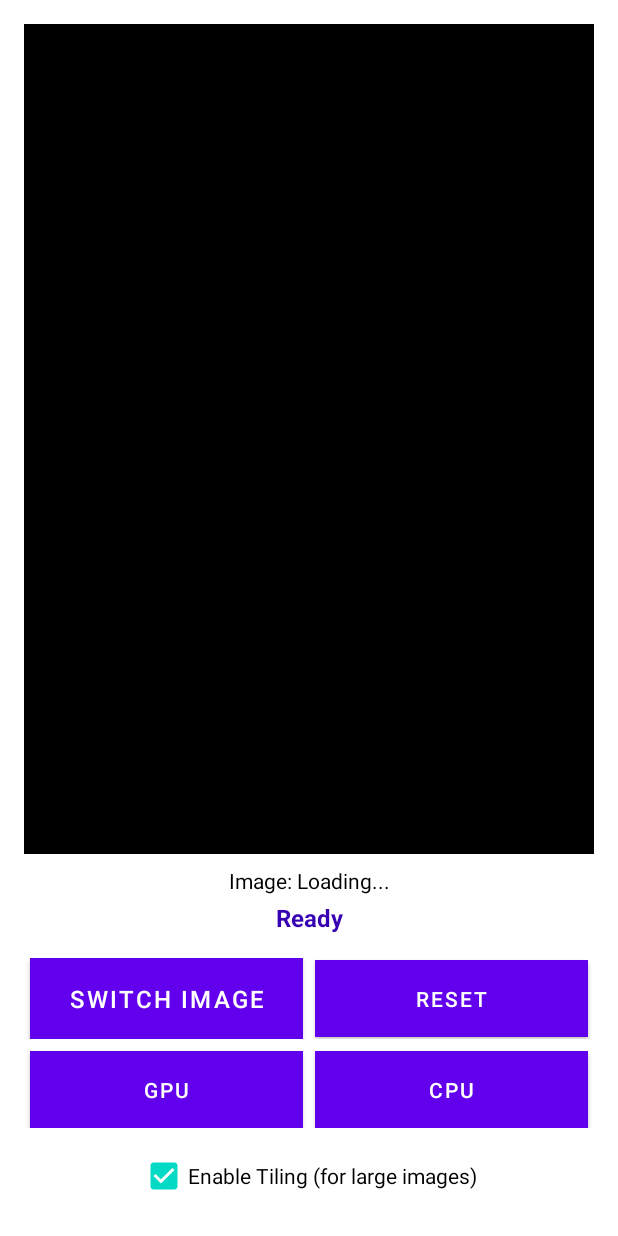
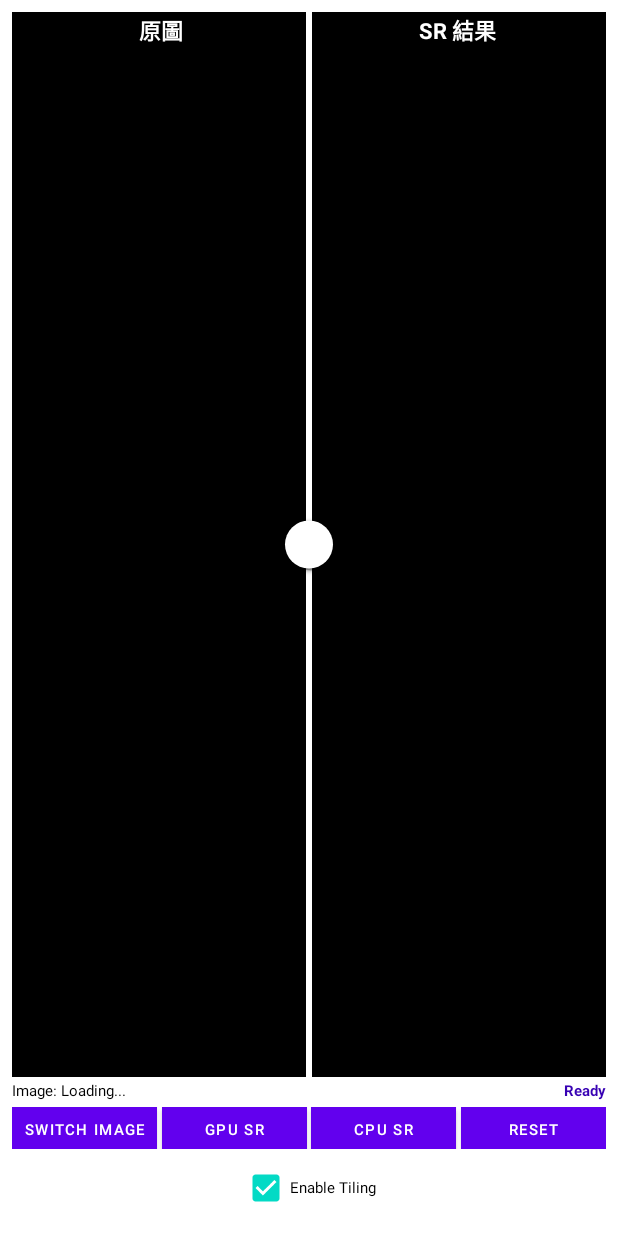
Before and after one commit to fattho0919/MVB_SR_POC, an Android app: the layout activity_main.xml on its own in the app's theme, with its tools: preview values and no code run, on a phone screen of 412 x 824 dp. Run offline under Robolectric (Android 15) with nearby library versions, the light colour scheme and no system bars.

Commit message:
feat: add image comparison view and enhance image processing display

```diff
--- /dev/null
+++ b/app/src/main/java/com/example/sr_poc/ImageComparisonView.java
@@ -0,0 +1,254 @@
+package com.example.sr_poc;
+
+import android.content.Context;
+import android.graphics.Bitmap;
+import android.graphics.Canvas;
+import android.graphics.Paint;
+import android.graphics.Path;
+import android.graphics.Rect;
+import android.graphics.RectF;
+import android.graphics.Typeface;
+import android.util.AttributeSet;
+import android.util.Log;
+import android.view.MotionEvent;
+import android.view.View;
+
+public class ImageComparisonView extends View {
+    private static final String TAG = "ImageComparisonView";
+
+    private Bitmap originalBitmap;
+    private Bitmap processedBitmap;
+    private float dividerPosition = 0.5f; // 0.0 = 完全顯示原圖, 1.0 = 完全顯示處理後的圖
+    private Paint linePaint;
+    private Paint textPaint;
+    private Paint backgroundPaint;
+    private Paint shadowPaint;
+    private boolean isDragging = false;
+
+    // 標籤相關
+    private static final int LABEL_HEIGHT = 40;
+    private static final int LABEL_PADDING = 12;
+    private static final int LABEL_TEXT_SIZE = 22;
+
+    public ImageComparisonView(Context context) {
+        super(context);
+        init();
+    }
+
+    public ImageComparisonView(Context context, AttributeSet attrs) {
+        super(context, attrs);
+        init();
+    }
+
+    public ImageComparisonView(Context context, AttributeSet attrs, int defStyleAttr) {
+        super(context, attrs, defStyleAttr);
+        init();
+    }
+
+    private void init() {
+        // 分割線畫筆
+        linePaint = new Paint();
+        linePaint.setColor(0xFFFFFFFF); // 白色
+        linePaint.setStrokeWidth(6f);
+        linePaint.setAntiAlias(true);
+        linePaint.setShadowLayer(4f, 0f, 2f, 0x80000000); // 陰影效果
+
+        // 文字畫筆
+        textPaint = new Paint();
+        textPaint.setColor(0xFFFFFFFF);
+        textPaint.setTextSize(LABEL_TEXT_SIZE);
+        textPaint.setAntiAlias(true);
+        textPaint.setTypeface(Typeface.DEFAULT_BOLD);
+        textPaint.setShadowLayer(3f, 0f, 1f, 0x80000000);
+
+        // 標籤背景畫筆
+        backgroundPaint = new Paint();
+        backgroundPaint.setColor(0x80000000); // 半透明黑色
+        backgroundPaint.setAntiAlias(true);
+
+        // 陰影畫筆
+        shadowPaint = new Paint();
+        shadowPaint.setColor(0x40000000); // 淡陰影
+        shadowPaint.setAntiAlias(true);
+
+        setLayerType(LAYER_TYPE_SOFTWARE, null); // 啟用陰影效果
+    }
+
+    public void setOriginalBitmap(Bitmap bitmap) {
+        this.originalBitmap = bitmap;
+        invalidate();
+    }
+
+    public void setProcessedBitmap(Bitmap bitmap) {
+        this.processedBitmap = bitmap;
+        invalidate();
+    }
+
+    public void setDividerPosition(float position) {
+        this.dividerPosition = Math.max(0f, Math.min(1f, position));
+        invalidate();
+    }
+
+    public float getDividerPosition() {
+        return dividerPosition;
+    }
+
+    @Override
+    protected void onDraw(Canvas canvas) {
+        super.onDraw(canvas);
+
+        int width = getWidth();
+        int height = getHeight();
+
+        if (width == 0 || height == 0) return;
+
+        // 計算實際的分割線位置
+        int dividerX = (int) (width * dividerPosition);
+
+        // 繪製原圖（左側）
+        if (originalBitmap != null && !originalBitmap.isRecycled()) {
+            drawBitmapSection(canvas, originalBitmap, 0, 0, dividerX, height, true);
+        }
+
+        // 繪製處理後的圖（右側）
+        if (processedBitmap != null && !processedBitmap.isRecycled()) {
+            drawBitmapSection(canvas, processedBitmap, dividerX, 0, width - dividerX, height, false);
+        }
+
+        // 繪製分割線
+        canvas.drawLine(dividerX, 0, dividerX, height, linePaint);
+
+        // 繪製圓形拖動把手
+        float handleRadius = 24f;
+        float handleY = height / 2f;
+
+        // 繪製把手陰影
+        canvas.drawCircle(dividerX + 2, handleY + 2, handleRadius, shadowPaint);
+        // 繪製把手
+        canvas.drawCircle(dividerX, handleY, handleRadius, linePaint);
+
+        // 繪製標籤
+        drawLabels(canvas, width, height, dividerX);
+    }
+
+    private void drawBitmapSection(Canvas canvas, Bitmap bitmap, int x, int y, int width, int height, boolean isLeft) {
+        if (bitmap == null || bitmap.isRecycled()) return;
+
+        // 計算圖片的縮放比例以fit到view中
+        float bitmapWidth = bitmap.getWidth();
+        float bitmapHeight = bitmap.getHeight();
+        float viewWidth = getWidth();
+        float viewHeight = getHeight();
+
+        float scaleX = viewWidth / bitmapWidth;
+        float scaleY = viewHeight / bitmapHeight;
+        float scale = Math.min(scaleX, scaleY);
+
+        float scaledWidth = bitmapWidth * scale;
+        float scaledHeight = bitmapHeight * scale;
+
+        // 計算居中位置
+        float offsetX = (viewWidth - scaledWidth) / 2f;
+        float offsetY = (viewHeight - scaledHeight) / 2f;
+
+        // 設置裁剪區域
+        canvas.save();
+        canvas.clipRect(x, y, x + width, y + height);
+
+        // 繪製圖片
+        RectF destRect = new RectF(offsetX, offsetY, offsetX + scaledWidth, offsetY + scaledHeight);
+        canvas.drawBitmap(bitmap, null, destRect, null);
+
+        canvas.restore();
+    }
+
+    private void drawLabels(Canvas canvas, int width, int height, int dividerX) {
+        // 左側標籤 (原圖)
+        if (dividerX > 100) { // 只有當左側有足夠空間時才繪製
+            String leftLabel = "原圖";
+            float leftTextWidth = textPaint.measureText(leftLabel);
+            float leftLabelX = (dividerX - leftTextWidth) / 2f;
+            float labelY = LABEL_HEIGHT / 2f + LABEL_TEXT_SIZE / 3f;
+
+            // 繪製標籤背景
+            RectF leftBgRect = new RectF(
+                leftLabelX - LABEL_PADDING,
+                LABEL_PADDING,
+                leftLabelX + leftTextWidth + LABEL_PADDING,
+                LABEL_HEIGHT
+            );
+            canvas.drawRoundRect(leftBgRect, 12f, 12f, backgroundPaint);
+
+            // 繪製文字
+            canvas.drawText(leftLabel, leftLabelX, labelY, textPaint);
+        }
+
+        // 右側標籤 (SR)
+        if (width - dividerX > 100) { // 只有當右側有足夠空間時才繪製
+            String rightLabel = "SR 結果";
+            float rightTextWidth = textPaint.measureText(rightLabel);
+            float rightLabelX = dividerX + (width - dividerX - rightTextWidth) / 2f;
+            float labelY = LABEL_HEIGHT / 2f + LABEL_TEXT_SIZE / 3f;
+
+            // 繪製標籤背景
+            RectF rightBgRect = new RectF(
+                rightLabelX - LABEL_PADDING,
+                LABEL_PADDING,
+                rightLabelX + rightTextWidth + LABEL_PADDING,
+                LABEL_HEIGHT
+            );
+            canvas.drawRoundRect(rightBgRect, 12f, 12f, backgroundPaint);
+
+            // 繪製文字
+            canvas.drawText(rightLabel, rightLabelX, labelY, textPaint);
+        }
+    }
+
+    @Override
+    public boolean onTouchEvent(MotionEvent event) {
+        float x = event.getX();
+
+        switch (event.getAction()) {
+            case MotionEvent.ACTION_DOWN:
+                isDragging = true;
+                updateDividerPosition(x);
+                getParent().requestDisallowInterceptTouchEvent(true);
+                return true;
+
+            case MotionEvent.ACTION_MOVE:
+                if (isDragging) {
+                    updateDividerPosition(x);
+                }
+                return true;
+
+            case MotionEvent.ACTION_UP:
+            case MotionEvent.ACTION_CANCEL:
+                isDragging = false;
+                getParent().requestDisallowInterceptTouchEvent(false);
+                return true;
+        }
+
+        return super.onTouchEvent(event);
+    }
+
+    private void updateDividerPosition(float x) {
+        float newPosition = x / getWidth();
+        setDividerPosition(newPosition);
+        Log.d(TAG, "Divider position updated: " + dividerPosition);
+    }
+
+    @Override
+    protected void onMeasure(int widthMeasureSpec, int heightMeasureSpec) {
+        super.onMeasure(widthMeasureSpec, heightMeasureSpec);
+
+        // 確保視圖有合適的最小高度
+        int width = getMeasuredWidth();
+        int height = getMeasuredHeight();
+
+        if (height < 300) {
+            height = 300;
+        }
+
+        setMeasuredDimension(width, height);
+    }
+}
--- a/app/src/main/res/layout/activity_main.xml
+++ b/app/src/main/res/layout/activity_main.xml
@@ -5,10 +5,18 @@
     android:layout_width="match_parent"
     android:layout_height="match_parent"
     android:orientation="vertical"
-    android:padding="16dp"
+    android:padding="8dp"
     tools:context=".MainActivity">
 
-    <!-- Image Display Area -->
+    <!-- Image Comparison Area -->
+    <com.example.sr_poc.ImageComparisonView
+        android:id="@+id/imageComparisonView"
+        android:layout_width="match_parent"
+        android:layout_height="0dp"
+        android:layout_weight="1"
+        android:background="@android:color/black" />
+
+    <!-- Fallback ImageView (hidden by default) -->
     <ImageView
         android:id="@+id/imageView"
         android:layout_width="match_parent"
@@ -16,121 +24,117 @@
         android:layout_weight="1"
         android:scaleType="fitCenter"
         android:background="@android:color/black"
-        android:contentDescription="@string/image_display" />
+        android:contentDescription="@string/image_display"
+        android:visibility="gone" />
+
+    <!-- Compact Info Row -->
+    <LinearLayout
+        android:layout_width="match_parent"
+        android:layout_height="wrap_content"
+        android:layout_marginTop="2dp"
+        android:orientation="horizontal"
+        android:gravity="center_vertical">
 
         <!-- Image Info Text -->
         <TextView
             android:id="@+id/tvImageInfo"
-        android:layout_width="match_parent"
+            android:layout_width="0dp"
             android:layout_height="wrap_content"
-        android:layout_marginTop="8dp"
+            android:layout_weight="1"
             android:text="@string/image_info_placeholder"
-        android:textAlignment="center"
-        android:textSize="14sp"
+            android:textAlignment="textStart"
+            android:textSize="10sp"
             android:textColor="@android:color/black" />
 
         <!-- Inference Time Text -->
         <TextView
             android:id="@+id/tvInferenceTime"
+            android:layout_width="0dp"
+            android:layout_height="wrap_content"
+            android:layout_weight="1"
+            android:text="@string/ready"
+            android:textAlignment="textEnd"
+            android:textSize="10sp"
+            android:textStyle="bold"
+            android:textColor="@color/purple_700" />
+
+    </LinearLayout>
+
+    <!-- Button Container - Ultra Compact Design -->
+    <LinearLayout
         android:layout_width="match_parent"
         android:layout_height="wrap_content"
         android:layout_marginTop="4dp"
-        android:text="@string/ready"
-        android:textAlignment="center"
-        android:textSize="16sp"
-        android:textStyle="bold"
-        android:textColor="@color/purple_700" />
-
-    <!-- Button Container -->
-    <LinearLayout
-        android:layout_width="match_parent"
-        android:layout_height="wrap_content"
-        android:layout_marginTop="16dp"
         android:orientation="vertical">
 
-        <!-- First Row - Super Resolution and Switch Image -->
+        <!-- Main Controls Row -->
         <LinearLayout
             android:layout_width="match_parent"
             android:layout_height="wrap_content"
             android:orientation="horizontal"
             android:gravity="center">
 
-            <!-- Super Resolution Button -->
-
             <!-- Switch Image Button -->
             <Button
                 android:id="@+id/btnSwitchImage"
                 android:layout_width="0dp"
-                android:layout_height="wrap_content"
-                android:layout_marginStart="4dp"
-                android:layout_marginEnd="4dp"
+                android:layout_height="28dp"
+                android:layout_marginEnd="2dp"
                 android:layout_weight="1"
                 android:background="@color/teal_200"
-                android:padding="10dp"
+                android:padding="2dp"
                 android:text="@string/switch_image"
                 android:textColor="@color/white"
-                android:textSize="16sp" />
-
-            <Button
-                android:id="@+id/btnResetImage"
-                android:layout_width="0dp"
-                android:layout_height="wrap_content"
-                android:layout_marginStart="4dp"
-                android:layout_marginEnd="4dp"
-                android:layout_weight="1"
-                android:background="@android:color/holo_orange_light"
-                android:padding="10dp"
-                android:text="Reset"
-                android:textColor="@android:color/white"
-                android:textSize="14sp" />
-
-        </LinearLayout>
-
-        <!-- Second Row - GPU, CPU, Reset -->
-        <LinearLayout
-            android:layout_width="match_parent"
-            android:layout_height="wrap_content"
-            android:layout_marginTop="8dp"
-            android:orientation="horizontal"
-            android:gravity="center">
+                android:textSize="10sp" />
 
             <!-- GPU Processing Button -->
             <Button
                 android:id="@+id/btnGpuProcess"
                 android:layout_width="0dp"
-                android:layout_height="wrap_content"
-                android:layout_marginStart="4dp"
-                android:layout_marginEnd="4dp"
+                android:layout_height="28dp"
+                android:layout_marginStart="1dp"
+                android:layout_marginEnd="1dp"
                 android:layout_weight="1"
                 android:background="@android:color/holo_green_light"
-                android:padding="10dp"
-                android:text="GPU"
+                android:padding="2dp"
+                android:text="GPU SR"
                 android:textColor="@android:color/white"
-                android:textSize="14sp" />
+                android:textSize="10sp" />
 
             <!-- CPU Processing Button -->
             <Button
                 android:id="@+id/btnCpuProcess"
                 android:layout_width="0dp"
-                android:layout_height="wrap_content"
+                android:layout_height="28dp"
                 android:layout_weight="1"
-                android:layout_marginStart="4dp"
-                android:layout_marginEnd="4dp"
-                android:text="CPU"
-                android:textSize="14sp"
+                android:layout_marginStart="1dp"
+                android:layout_marginEnd="1dp"
+                android:text="CPU SR"
+                android:textSize="10sp"
                 android:background="@android:color/holo_blue_light"
                 android:textColor="@android:color/white"
-                android:padding="10dp" />
+                android:padding="2dp" />
 
             <!-- Reset Image Button -->
+            <Button
+                android:id="@+id/btnResetImage"
+                android:layout_width="0dp"
+                android:layout_height="28dp"
+                android:layout_marginStart="2dp"
+                android:layout_weight="1"
+                android:background="@android:color/holo_orange_light"
+                android:padding="2dp"
+                android:text="Reset"
+                android:textColor="@android:color/white"
+                android:textSize="10sp" />
 
         </LinearLayout>
 
-        <!-- Third Row - Tiling Option -->
+        <!-- Tiling Option Row -->
         <LinearLayout
             android:layout_width="match_parent"
             android:layout_height="wrap_content"
-            android:layout_marginTop="8dp"
+            android:layout_marginTop="2dp"
             android:orientation="horizontal"
             android:gravity="center">
 
@@ -139,8 +143,8 @@
                 android:id="@+id/cbEnableTiling"
                 android:layout_width="wrap_content"
                 android:layout_height="wrap_content"
-                android:text="Enable Tiling (for large images)"
-                android:textSize="14sp"
+                android:text="Enable Tiling"
+                android:textSize="10sp"
                 android:checked="true" />
 
         </LinearLayout>
```
Also changed, not shown: app/src/main/java/com/example/sr_poc/MainActivity.java (+54 -2 lines). Lines whose indentation alone changed are shown as unchanged.
